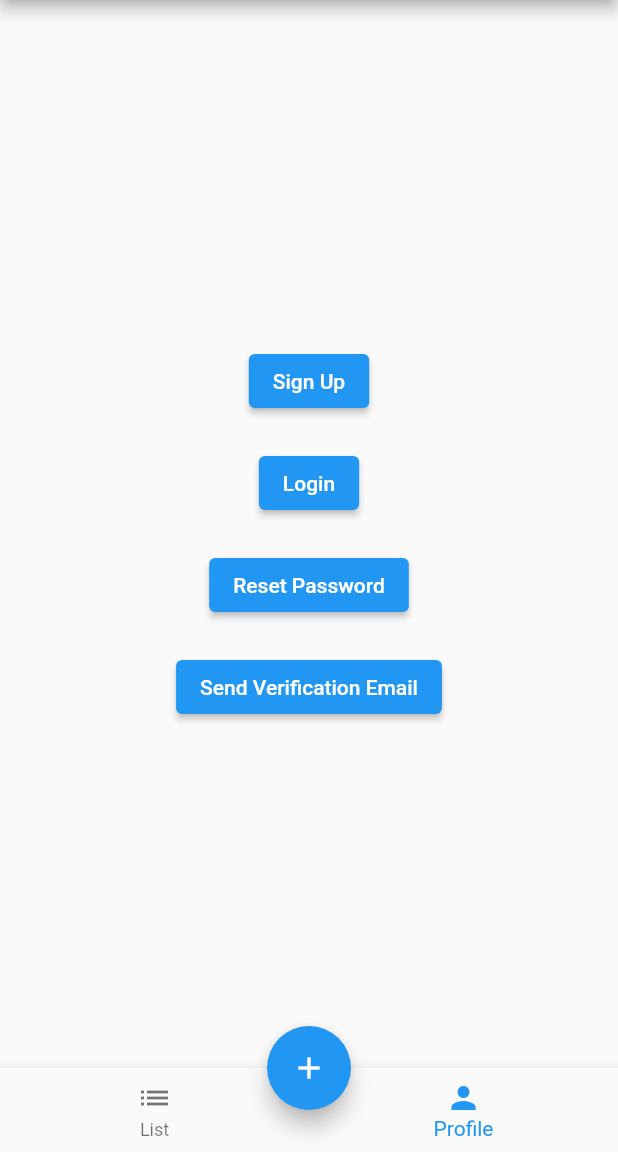
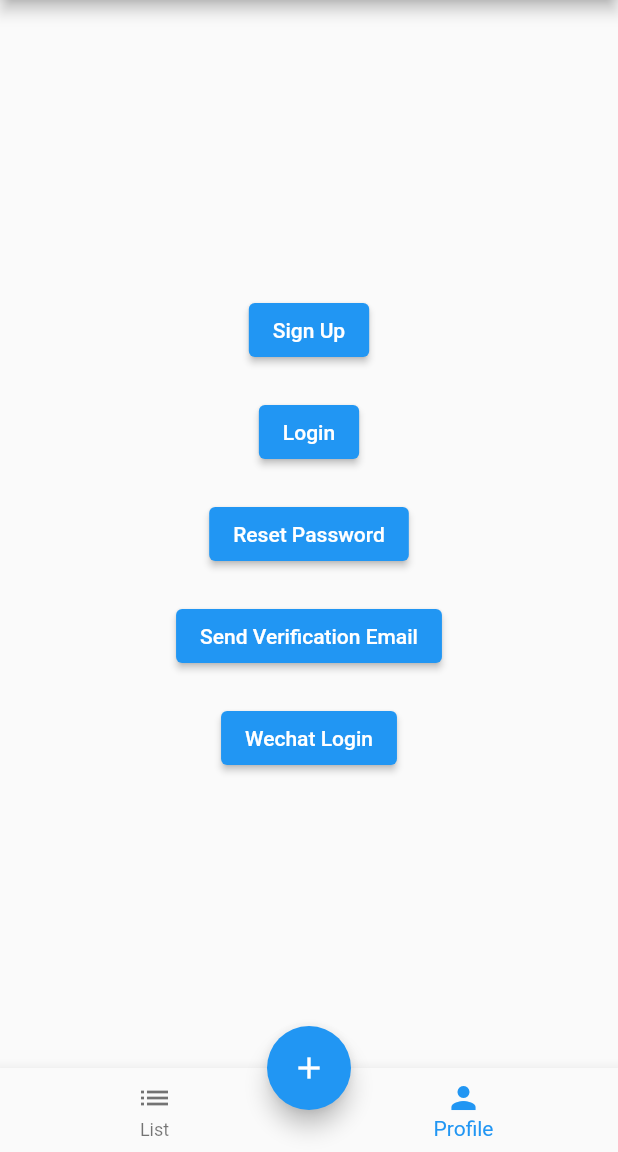
Before and after one commit to nomentech/flutter_parse_server, a Flutter app: the screen it shows after launch, after a tap on the "add" icon, on a phone screen of 412 x 824 dp, the part 84-1236 px from its top. Run offline on Flutter 3.47's test engine with Material 2 defaults, Android fonts, the phone set to English and light mode, and no system bars; our stand-ins replace flutter_dotenv, parse_server_sdk_flutter; network calls fail; statements that could not run were skipped.

Commit message:
deploy to web to test wechat login

```diff
--- a/lib/main.dart
+++ b/lib/main.dart
@@ -1,7 +1,10 @@
 import 'package:flutter/material.dart';
+import 'package:flutter_dotenv/flutter_dotenv.dart' as DotEnv;
 import 'package:parse_server_sdk_flutter/parse_server_sdk.dart';
+import 'package:url_launcher/url_launcher.dart';
 
-void main() {
+void main() async {
+  await DotEnv.load(fileName: ".env");
   runApp(MyApp());
 }
 
@@ -29,8 +32,8 @@ class MyHomePage extends StatefulWidget {
 }
 
 class _MyHomePageState extends State<MyHomePage> {
-  final appId = '123456789';
-  final serverUrl = 'http://192.168.1.200:1337/parse';
+  final appId = DotEnv.env['appId'];
+  final serverUrl = DotEnv.env['serverUrl'];
 
   int _currentIndex = 0;
   dynamic user;
@@ -195,6 +198,17 @@ class _MyHomePageState extends State<MyHomePage> {
             },
             child: Text('Send Verification Email'),
           ),
+          SizedBox(height: 20),
+          ElevatedButton(
+            onPressed: () async {
+              final wxAppId = DotEnv.env['wxAppId'];
+              final redirectUri = DotEnv.env['redirectUri'];
+              final wxloginUrl =
+                  'https://open.weixin.qq.com/connect/oauth2/authorize?appid=$wxAppId&redirect_uri=$redirectUri&response_type=code&scope=snsapi_userinfo&state=STATE123#wechat_redirect';
+              await launch(wxloginUrl);
+            },
+            child: Text('Wechat Login'),
+          ),
         ],
       ),
     );
--- a/pubspec.yaml
+++ b/pubspec.yaml
@@ -23,7 +23,9 @@ environment:
 dependencies:
   flutter:
     sdk: flutter
+  flutter_dotenv: ^3.1.0
   parse_server_sdk_flutter: ^2.1.0
+  url_launcher: ^6.0.3
   # The following adds the Cupertino Icons font to your application.
   # Use with the CupertinoIcons class for iOS style icons.
   cupertino_icons: ^1.0.2
@@ -73,3 +75,5 @@ flutter:
   #
   # For details regarding fonts from package dependencies,
   # see https://flutter.dev/custom-fonts/#from-packages
+  assets:
+    - .env
```
Also changed, not shown: pubspec.lock, 2 other files.
